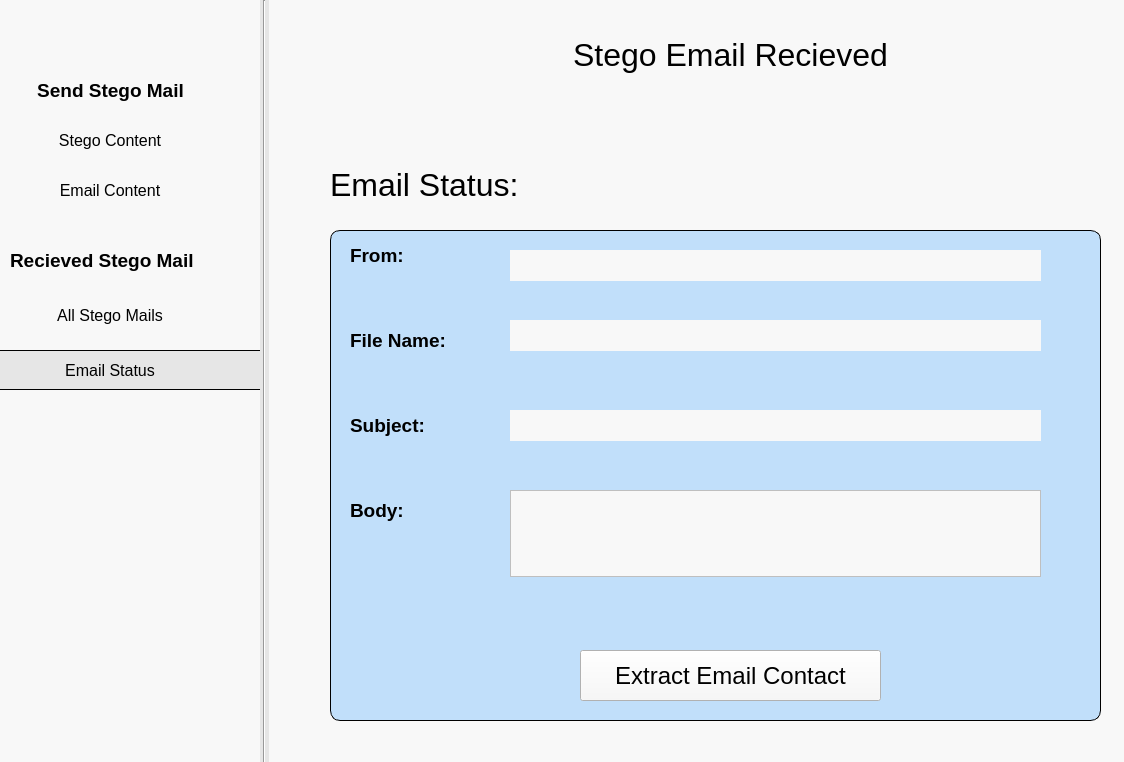
StegoMailo/Desktop-App, file UI_Files/Stego File Information.ui: the form before one commit.
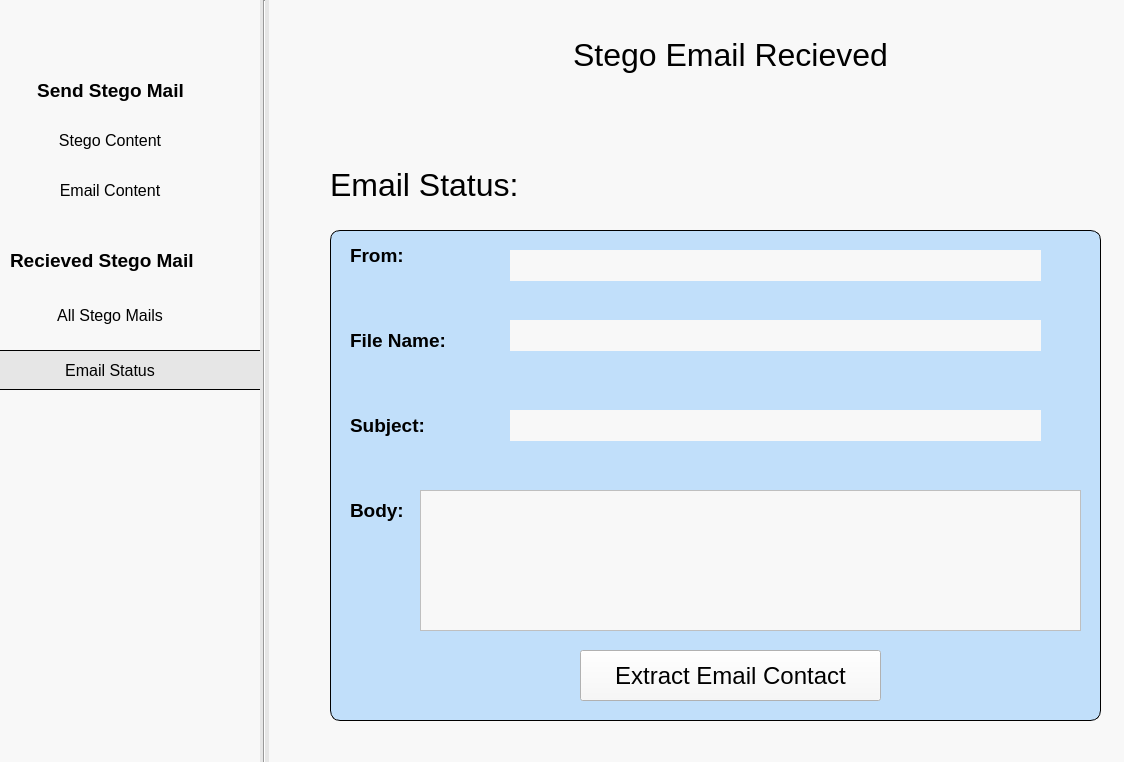
The form after the commit.

The edit to the form file:
```diff
--- a/UI_Files/Stego File Information.ui
+++ b/UI_Files/Stego File Information.ui
@@ -342,12 +342,20 @@
   <widget class="QPlainTextEdit" name="taBody">
    <property name="geometry">
     <rect>
-     <x>510</x>
+     <x>420</x>
      <y>490</y>
-     <width>531</width>
-     <height>87</height>
+     <width>661</width>
+     <height>141</height>
     </rect>
    </property>
+   <property name="font">
+    <font>
+     <pointsize>11</pointsize>
+    </font>
+   </property>
+   <property name="readOnly">
+    <bool>true</bool>
+   </property>
   </widget>
   <widget class="QLabel" name="tfFrom">
    <property name="geometry">
```
Left out of the diff: 9 changed lines with no effect on the pictures.
